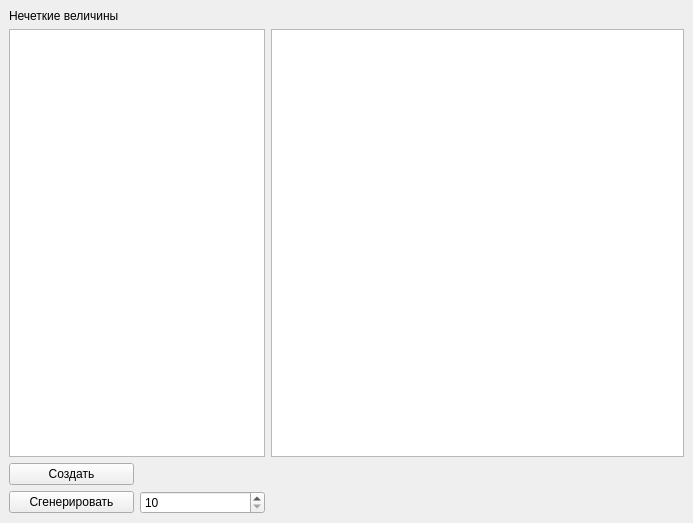
Above: gui/mainwindow.ui from Ecodrin/WeibullDistributionDemonstrationProgram before the change. Below: the same form after it.
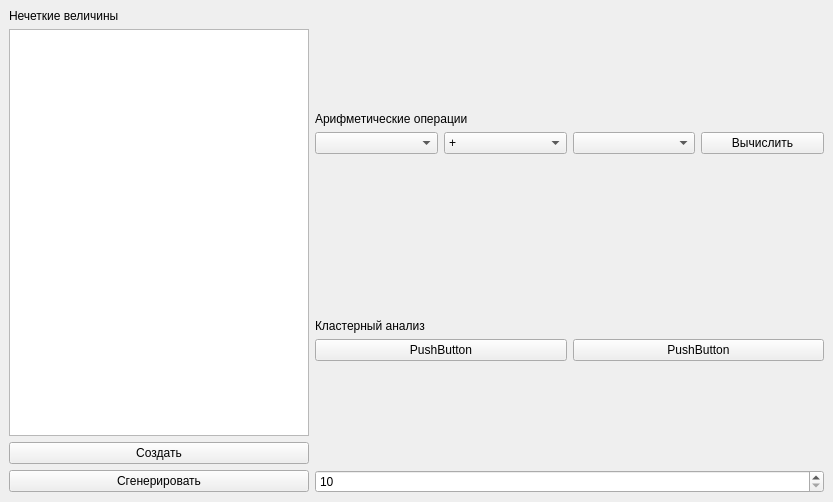
That is the form after the change.

Commit message: add base operations

Patch:
```diff
--- a/gui/mainwindow.ui
+++ b/gui/mainwindow.ui
@@ -6,8 +6,8 @@
    <rect>
     <x>0</x>
     <y>0</y>
-    <width>693</width>
-    <height>523</height>
+    <width>833</width>
+    <height>502</height>
    </rect>
   </property>
   <property name="windowTitle">
@@ -17,17 +17,7 @@
    <layout class="QGridLayout" name="gridLayout_2">
     <item row="0" column="0">
      <layout class="QGridLayout" name="gridLayout">
-      <item row="1" column="2">
-       <widget class="QGraphicsView" name="graphicsView"/>
-      </item>
-      <item row="0" column="0">
-       <widget class="QLabel" name="label">
-        <property name="text">
-         <string>Нечеткие величины</string>
-        </property>
-       </widget>
-      </item>
-      <item row="1" column="0" colspan="2">
+      <item row="1" column="0">
        <widget class="QListWidget" name="FuzzyValueslistWidget">
         <property name="maximumSize">
          <size>
@@ -40,21 +30,14 @@
         </property>
        </widget>
       </item>
-      <item row="2" column="0">
-       <widget class="QPushButton" name="CreateFuzzyValueButton">
+      <item row="0" column="0">
+       <widget class="QLabel" name="label">
         <property name="text">
-         <string>Создать</string>
+         <string>Нечеткие величины</string>
         </property>
        </widget>
       </item>
-      <item row="3" column="0">
-       <widget class="QPushButton" name="GenerateFuzzyValuesButton">
-        <property name="text">
-         <string>Сгенерировать</string>
-        </property>
-       </widget>
-      </item>
-      <item row="3" column="1">
+      <item row="4" column="2">
        <widget class="QSpinBox" name="CountGenerateFuzzyValuesspinBox">
         <property name="minimum">
          <number>10</number>
@@ -64,6 +47,97 @@
         </property>
        </widget>
       </item>
+      <item row="3" column="0">
+       <widget class="QPushButton" name="CreateFuzzyValueButton">
+        <property name="text">
+         <string>Создать</string>
+        </property>
+       </widget>
+      </item>
+      <item row="4" column="0">
+       <widget class="QPushButton" name="GenerateFuzzyValuesButton">
+        <property name="text">
+         <string>Сгенерировать</string>
+        </property>
+       </widget>
+      </item>
+      <item row="1" column="2">
+       <layout class="QVBoxLayout" name="verticalLayout_3">
+        <item alignment="Qt::AlignmentFlag::AlignBottom">
+         <widget class="QLabel" name="label_2">
+          <property name="text">
+           <string>Арифметические операции</string>
+          </property>
+         </widget>
+        </item>
+        <item>
+         <layout class="QHBoxLayout" name="horizontalLayout">
+          <item alignment="Qt::AlignmentFlag::AlignTop">
+           <widget class="QComboBox" name="BaseOperationAcomboBox"/>
+          </item>
+          <item alignment="Qt::AlignmentFlag::AlignTop">
+           <widget class="QComboBox" name="BaseOperatrioncomboBox">
+            <item>
+             <property name="text">
+              <string>+</string>
+             </property>
+            </item>
+            <item>
+             <property name="text">
+              <string>-</string>
+             </property>
+            </item>
+            <item>
+             <property name="text">
+              <string>*</string>
+             </property>
+            </item>
+            <item>
+             <property name="text">
+              <string>/</string>
+             </property>
+            </item>
+           </widget>
+          </item>
+          <item alignment="Qt::AlignmentFlag::AlignTop">
+           <widget class="QComboBox" name="BaseOperationBcomboBox"/>
+          </item>
+          <item alignment="Qt::AlignmentFlag::AlignTop">
+           <widget class="QPushButton" name="calculateButton">
+            <property name="text">
+             <string>Вычислить</string>
+            </property>
+           </widget>
+          </item>
+         </layout>
+        </item>
+        <item alignment="Qt::AlignmentFlag::AlignBottom">
+         <widget class="QLabel" name="label_3">
+          <property name="text">
+           <string>Кластерный анализ</string>
+          </property>
+         </widget>
+        </item>
+        <item>
+         <layout class="QHBoxLayout" name="horizontalLayout_2">
+          <item alignment="Qt::AlignmentFlag::AlignTop">
+           <widget class="QPushButton" name="pushButton_2">
+            <property name="text">
+             <string>PushButton</string>
+            </property>
+           </widget>
+          </item>
+          <item alignment="Qt::AlignmentFlag::AlignTop">
+           <widget class="QPushButton" name="pushButton">
+            <property name="text">
+             <string>PushButton</string>
+            </property>
+           </widget>
+          </item>
+         </layout>
+        </item>
+       </layout>
+      </item>
      </layout>
     </item>
    </layout>
```
The commit also changes 9 other files.
